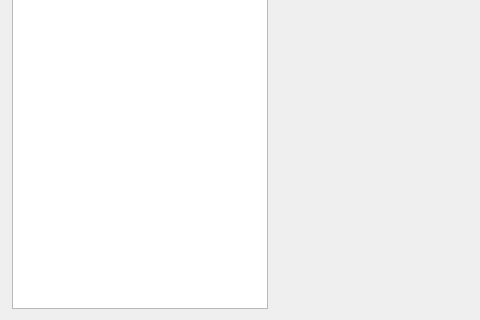
flosious/CLAUS2, file qtGUI/sims_plot_measurement_widget_t.ui: the form before one commit; both pictures show x 0 to 480 and y 555 to 875 of the 813 by 875 pixel window.
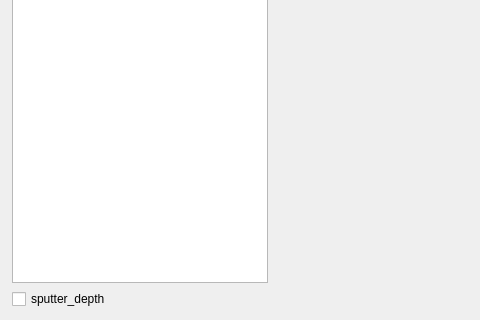
The form after the commit. Custom widgets are drawn as their Qt base class.

The edit to the form file:
```diff
--- a/qtGUI/sims_plot_measurement_widget_t.ui
+++ b/qtGUI/sims_plot_measurement_widget_t.ui
@@ -63,6 +63,16 @@
          </property>
         </widget>
        </item>
+       <item>
+        <widget class="QCheckBox" name="check_sputter_depth">
+         <property name="layoutDirection">
+          <enum>Qt::LeftToRight</enum>
+         </property>
+         <property name="text">
+          <string>sputter_depth</string>
+         </property>
+        </widget>
+       </item>
       </layout>
      </widget>
     </widget>
```
Left out of the diff: 6 changed lines with no effect on the pictures.
